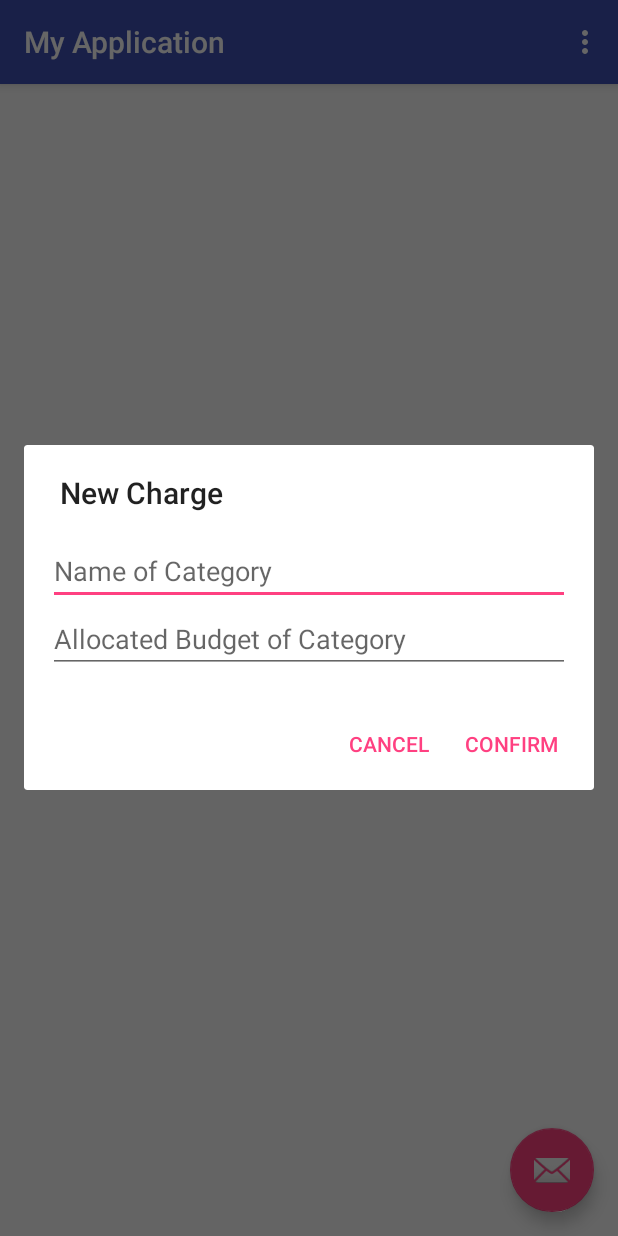
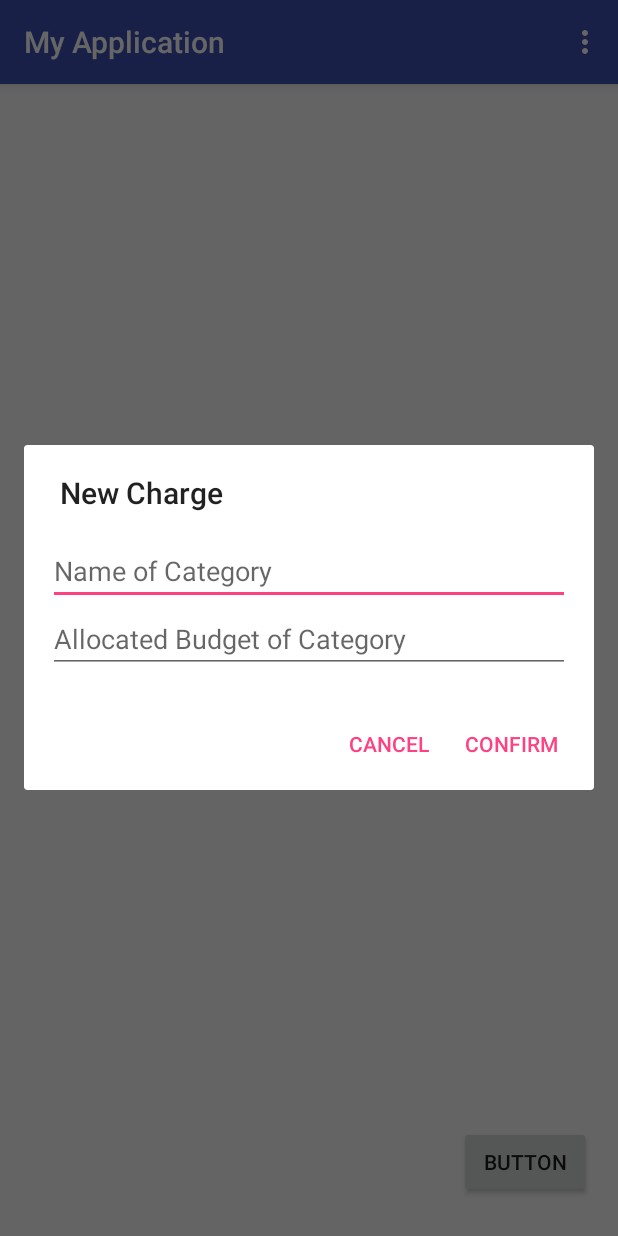
Before and after one commit to swagenseller/BudgetApp, an Android app: the screen it shows after launch (MainActivity), after a tap on "BUTTON", on a phone screen of 412 x 824 dp. Run offline under Robolectric (Android 15) with nearby library versions, the phone set to English and light mode, and no system bars.

Commit message:
"Updated Button positions and created listview for categories"

```diff
--- a/app/src/main/java/com/example/jeff/myapplication/ExpenseDialog.java
+++ b/app/src/main/java/com/example/jeff/myapplication/ExpenseDialog.java
@@ -5,18 +5,20 @@ package com.example.jeff.myapplication;
  */
 
 import android.app.Dialog;
-import android.app.DialogFragment;
+import android.support.v7.app.AppCompatDialogFragment;
 import android.content.Context;
 import android.os.Bundle;
 import android.app.AlertDialog;
 import android.content.DialogInterface;
+import android.util.Log;
 import android.view.LayoutInflater;
 import android.view.View;
 import android.widget.EditText;
 
 
 
-public class ExpenseDialog extends DialogFragment {
+
+public class ExpenseDialog extends AppCompatDialogFragment {
 
     private EditText editName;
     private EditText editAmount;
@@ -26,7 +28,6 @@ public class ExpenseDialog extends DialogFragment {
     public Dialog onCreateDialog(Bundle savedInstanceState) {
         // Use the Builder class for convenient dialog construction
         AlertDialog.Builder builder = new AlertDialog.Builder(getActivity());
-
         LayoutInflater inflater = getActivity().getLayoutInflater();
         View view = inflater.inflate(R.layout.new_expense, null);
 
@@ -38,7 +39,10 @@ public class ExpenseDialog extends DialogFragment {
                         // user confirms dialog
                         String name = editName.getText().toString();
                         String amount = editAmount.getText().toString();
+                        Log.v("name equals", name);
+                        Log.v("amount equals", amount);
                         listener.applyTexts(name, amount);
+
                     }
                 })
                 .setNegativeButton(R.string.cancel, new DialogInterface.OnClickListener() {
--- a/app/src/main/java/com/example/jeff/myapplication/MainActivity.java
+++ b/app/src/main/java/com/example/jeff/myapplication/MainActivity.java
@@ -1,32 +1,29 @@
 package com.example.jeff.myapplication;
 
-import android.app.AlertDialog;
-import android.app.Dialog;
-import android.app.DialogFragment;
-import android.content.DialogInterface;
+
+import android.database.Cursor;
+import android.database.SQLException;
 import android.os.Bundle;
 import android.content.Intent;
 import android.support.design.widget.FloatingActionButton;
 import android.support.design.widget.Snackbar;
 import android.support.v7.app.AppCompatActivity;
 import android.support.v7.widget.Toolbar;
+import android.util.Log;
 import android.view.View;
 import android.view.Menu;
 import android.view.MenuItem;
 import android.content.Context;
 import java.io.File;
-import android.util.Log;
-import android.database.Cursor;
-import android.database.sqlite.SQLiteOpenHelper;
-import android.database.sqlite.SQLiteDatabase;
-
-import static com.example.jeff.myapplication.DataBaseHelper.DATABASE_NAME;
-
+import android.widget.ArrayAdapter;
+import android.widget.Button;
+import android.widget.ListView;
+import java.util.*;
 
 public class MainActivity extends AppCompatActivity implements ExpenseDialog.dialogListener {
     private String name_of_category;
     private String allocated_budget;
-    private boolean DBChecker;
+    private Button button;
     DataBaseHelper myDb;
 
     @Override
@@ -35,8 +32,9 @@ public class MainActivity extends AppCompatActivity implements ExpenseDialog.dia
         setContentView(R.layout.activity_main);
         Toolbar toolbar = (Toolbar) findViewById(R.id.toolbar);
         setSupportActionBar(toolbar);
+        myDb = new DataBaseHelper(this);
 
-        FloatingActionButton fab = (FloatingActionButton) findViewById(R.id.fab);
+        /*FloatingActionButton fab = (FloatingActionButton) findViewById(R.id.fab);
         fab.setOnClickListener(new View.OnClickListener() {
             @Override
             public void onClick(View view) {
@@ -44,11 +42,47 @@ public class MainActivity extends AppCompatActivity implements ExpenseDialog.dia
                         .setAction("Action", null).show();
             }
         });
+*/
+        ListView catList = findViewById(R.id.catList);
+        // Instanciating an array list (you don't need to do this,
+        // you already have yours).
+        String q = "SELECT Name || ' ' || Amount from category";
+        ArrayList<String> your_array_list = queryData(q,myDb);
 
-         myDb = new DataBaseHelper(this);
-         //DBChecker = doesDatabaseExist(this,  DATABASE_NAME);
-         //Log.v("Database exists: ", Boolean.toString(DBChecker));
+        // This is the array adapter, it takes the context of the activity as a
+        // first parameter, the type of list view as a second parameter and your
+        // array as a third parameter.
+        ArrayAdapter<String> arrayAdapter = new ArrayAdapter<String>(
+                this,
+                android.R.layout.simple_list_item_1,
+                your_array_list );
 
+        catList.setAdapter(arrayAdapter);
+
+        button = findViewById(R.id.button);
+        button.setOnClickListener(new View.OnClickListener() {
+            @Override
+            public void onClick(View v) {
+                newDialog();
+            }
+        });
+
+    }
+
+
+    public ArrayList<String> queryData(String query, DataBaseHelper myDb) {
+        ArrayList<String> arrlist = new ArrayList<>();
+        try {
+            Cursor c = myDb.getWritableDatabase().rawQuery(query,null);
+            for (c.moveToFirst(); !c.isAfterLast(); c.moveToNext()) {
+                arrlist.add(c.getString(0));
+            }
+            c.close();
+        }
+        catch (SQLException e){
+            Log.d("queryData", "cursor error");
+        }
+        return arrlist;
     }
 
     @Override
@@ -73,17 +107,17 @@ public class MainActivity extends AppCompatActivity implements ExpenseDialog.dia
         return super.onOptionsItemSelected(item);
     }
 
-    public void newDialog(View view) {
+    public void newDialog() {
         ExpenseDialog dialog = new ExpenseDialog();
-        dialog.show(getFragmentManager(), "example dialog");
+        dialog.show(getSupportFragmentManager(), "example dialog");
 
     }
 
     //
     @Override
-    public void applyTexts(String name, String amount){
+    public void applyTexts(String name, String amount) {
             myDb.insertCategory(name, amount);
-}
+    }
 
     // basic method to switching activities
     public void gotoAct1(View V) {
@@ -91,10 +125,7 @@ public class MainActivity extends AppCompatActivity implements ExpenseDialog.dia
         startActivity(intent);
     }
 
-    private static boolean doesDatabaseExist(Context context, String dbName) {
-        File dbFile = context.getDatabasePath(dbName);
-        return dbFile.exists();
-    }
+
 
 
 
--- a/app/src/main/res/layout/activity_main.xml
+++ b/app/src/main/res/layout/activity_main.xml
@@ -22,12 +22,12 @@
 
     <include layout="@layout/content_main" />
 
-    <android.support.design.widget.FloatingActionButton
+   <!-- <android.support.design.widget.FloatingActionButton
         android:id="@+id/fab"
         android:layout_width="wrap_content"
         android:layout_height="wrap_content"
         android:layout_gravity="bottom|end"
         android:layout_margin="@dimen/fab_margin"
-        app:srcCompat="@android:drawable/ic_dialog_email" />
+        app:srcCompat="@android:drawable/ic_dialog_email" />  -->
 
 </android.support.design.widget.CoordinatorLayout>
--- a/app/src/main/res/layout/content_main.xml
+++ b/app/src/main/res/layout/content_main.xml
@@ -8,26 +8,30 @@
     tools:context="com.example.jeff.myapplication.MainActivity"
     tools:showIn="@layout/activity_main">
 
-    <TextView
-        android:id="@+id/money"
-        android:layout_width="wrap_content"
-        android:layout_height="wrap_content"
-        android:text="+$7.00"
-        app:layout_constraintBottom_toBottomOf="parent"
-        app:layout_constraintLeft_toLeftOf="parent"
-        app:layout_constraintRight_toRightOf="parent"
-        app:layout_constraintTop_toTopOf="parent"
-        app:layout_constraintVertical_bias="0.355" />
+
     <Button
         android:id="@+id/button"
         android:layout_width="wrap_content"
         android:layout_height="wrap_content"
+        android:onClick="newDialog"
         android:text="Button"
         app:layout_constraintBottom_toBottomOf="parent"
+        app:layout_constraintHorizontal_bias="0.945"
         app:layout_constraintLeft_toLeftOf="parent"
         app:layout_constraintRight_toRightOf="parent"
         app:layout_constraintTop_toTopOf="parent"
-        android:onClick="newDialog" />
+        app:layout_constraintVertical_bias="0.965" />
+
+    <ListView
+        android:id="@+id/catList"
+        android:layout_width="368dp"
+        android:layout_height="431dp"
+        android:layout_marginBottom="15dp"
+        android:layout_marginTop="40dp"
+        app:layout_constraintBottom_toTopOf="@+id/button"
+        app:layout_constraintLeft_toLeftOf="parent"
+        app:layout_constraintRight_toRightOf="parent"
+        app:layout_constraintTop_toTopOf="parent" />
 
 
 </android.support.constraint.ConstraintLayout>
--- a/app/src/main/res/values/strings.xml
+++ b/app/src/main/res/values/strings.xml
@@ -4,4 +4,9 @@
     <string name="new_charge">New Charge</string>
     <string name="confirm">Confirm</string>
     <string name="cancel">Cancel</string>
+    <string-array name="cats">
+        <item>Food</item>
+        <item>Gas</item>
+        <item>Rent</item>
+    </string-array>
 </resources>
--- a/build.gradle
+++ b/build.gradle
@@ -7,7 +7,7 @@ buildscript {
         jcenter()
     }
     dependencies {
-        classpath 'com.android.tools.build:gradle:3.0.0'
+        classpath 'com.android.tools.build:gradle:3.0.1'
 
 
         // NOTE: Do not place your application dependencies here; they belong
```
